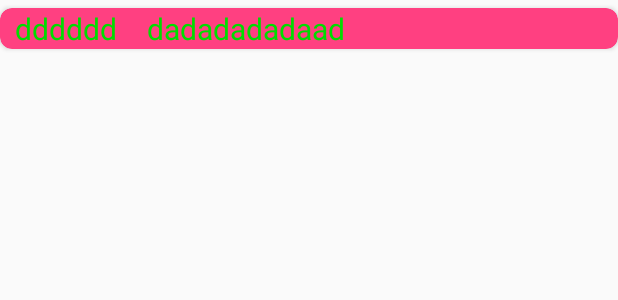
After one commit to chenxuanhe77/Heart, an Android app: the layout item_reply.xml on its own in the app's theme, with its tools: preview values and no code run, on a phone screen of 412 x 824 dp. The commit adds this screen. Shown: the top 300 px of the screen. Run offline under Robolectric (Android 15) with nearby library versions, the phone set to English and light mode, and no system bars.

Commit message:
完成回复功能已经recyclerview回复，新书到，看看书

```diff
--- /dev/null
+++ b/app/src/main/res/layout/item_reply.xml
@@ -0,0 +1,41 @@
+<?xml version="1.0" encoding="utf-8"?>
+<android.support.v7.widget.CardView xmlns:android="http://schemas.android.com/apk/res/android"
+    xmlns:app="http://schemas.android.com/apk/res-auto"
+    android:id="@+id/recyclerview_item_reply"
+    android:layout_width="match_parent"
+    android:layout_height="wrap_content"
+    android:layout_alignParentBottom="true"
+    android:layout_marginBottom="2dp"
+    android:layout_marginTop="5dp"
+    android:clickable="true"
+    android:foreground="?android:attr/selectableItemBackground"
+    app:cardBackgroundColor="#FF4081"
+    app:cardCornerRadius="8dp"
+    app:cardElevation="2dp">
+
+    <LinearLayout xmlns:android="http://schemas.android.com/apk/res/android"
+        android:layout_width="match_parent"
+        android:layout_height="match_parent"
+        android:orientation="horizontal">
+
+        <TextView
+            android:id="@+id/reply_username"
+            android:text="dddddd"
+            android:textSize="20sp"
+            android:layout_marginLeft="10dp"
+            android:layout_marginRight="20dp"
+            android:textColor="@color/colorGreen"
+            android:layout_width="wrap_content"
+            android:layout_height="wrap_content" />
+
+        <TextView
+            android:id="@+id/reply_message"
+            android:text="dadadadadaad"
+            android:textSize="20sp"
+            android:textColor="@color/colorGreen"
+            android:layout_width="match_parent"
+            android:layout_height="wrap_content" />
+
+    </LinearLayout>
+
+</android.support.v7.widget.CardView>
--- a/app/src/main/res/layout/popuplayout.xml
+++ b/app/src/main/res/layout/popuplayout.xml
@@ -4,7 +4,7 @@
     android:layout_width="match_parent"
     android:layout_height="match_parent"
     android:layout_marginTop="50dp"
-    android:background="#66000000">
+    android:background="#99000000">
 
     <LinearLayout
         android:layout_width="match_parent"
@@ -15,6 +15,8 @@
         android:layout_alignParentStart="true">
 
         <EditText
+            android:textColorHint="@color/colorTitle"
+            android:hint="请输入内容"
             android:textColor="@color/colorAccent"
             android:imeOptions="actionSend"
             android:id="@+id/at_card_edit"
```
Also changed, not shown: app/src/main/java/com/example/chenxuanhe/heart/Adapter/RecyclerViewAdapter.java (+6 -2 lines), app/src/main/java/com/example/chenxuanhe/heart/Adapter/ReplyRecyclerAdapter.java (added, +62 -0 lines), app/src/main/java/com/example/chenxuanhe/heart/CardViewActivity.java (+60 -16 lines), app/src/main/java/com/example/chenxuanhe/heart/Util/ReplyUtil.java (added, +35 -0 lines), app/src/main/res/layout/activity_card_view.xml (+15 -10 lines).
